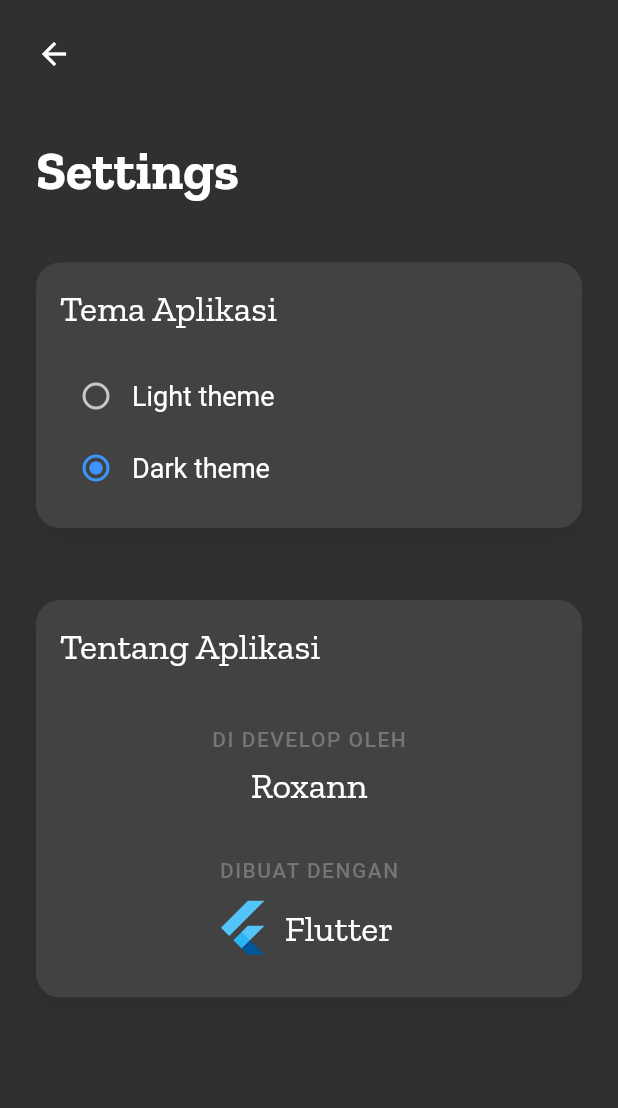
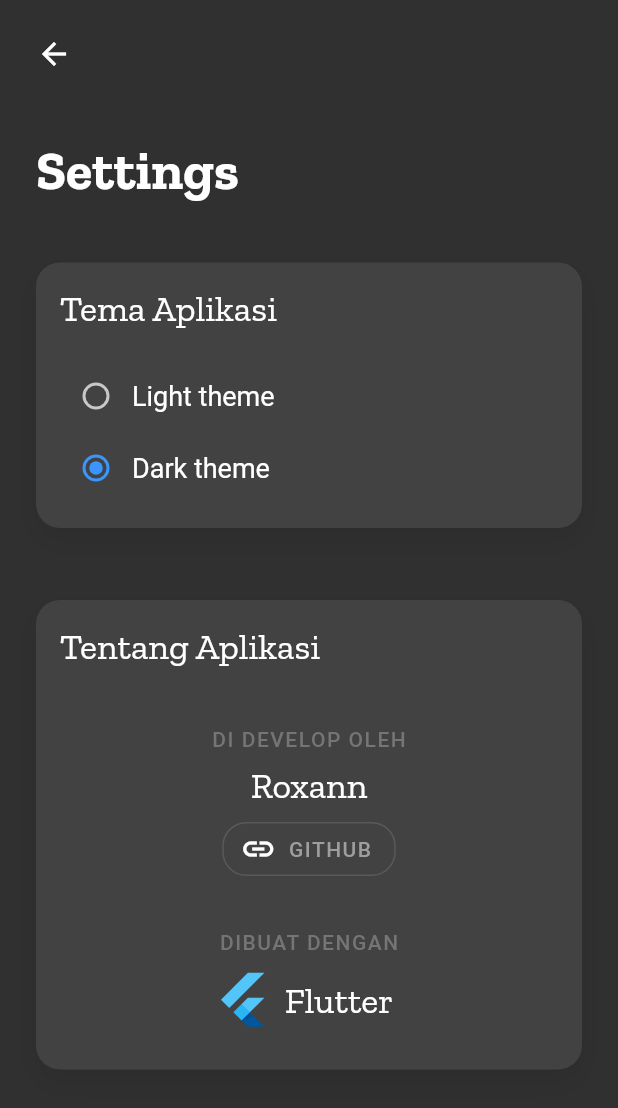
Before and after one commit to AdamRoxann/Catatanmu, a Flutter app: the SettingsPage screen opened directly, on a phone screen of 412 x 824 dp. Shown: the top 1108 px of the screen. Run offline on Flutter 3.47's test engine with Material 2 defaults, Android fonts, the phone set to English and light mode, and no system bars; our stand-ins replace outline_material_icons, share, shared_preferences, sqflite; accounts and stored records are empty; project files that could hold a hidden picture were left out.

Commit message:
Tambah Url Github

```diff
--- a/lib/screens/settings.dart
+++ b/lib/screens/settings.dart
@@ -113,20 +113,20 @@ class _SettingsPageState extends State<SettingsPage> {
                       style: TextStyle(fontFamily: 'ZillaSlab', fontSize: 24),
                     ),
                   )),
-                  // Container(
-                  //   alignment: Alignment.center,
-                  //   child: OutlineButton.icon(
-                  //     icon: Icon(OMIcons.link),
-                  //     label: Text('GITHUB',
-                  //         style: TextStyle(
-                  //             fontWeight: FontWeight.w500,
-                  //             letterSpacing: 1,
-                  //             color: Colors.grey.shade500)),
-                  //     shape: RoundedRectangleBorder(
-                  //         borderRadius: BorderRadius.circular(16)),
-                  //     onPressed: openGitHub,
-                  //   ),
-                  // ),
+                  Container(
+                    alignment: Alignment.center,
+                    child: OutlineButton.icon(
+                      icon: Icon(OMIcons.link),
+                      label: Text('GITHUB',
+                          style: TextStyle(
+                              fontWeight: FontWeight.w500,
+                              letterSpacing: 1,
+                              color: Colors.grey.shade500)),
+                      shape: RoundedRectangleBorder(
+                          borderRadius: BorderRadius.circular(16)),
+                      onPressed: openGitHub,
+                    ),
+                  ),
                   Container(
                     height: 30,
                   ),
@@ -211,6 +211,6 @@ class _SettingsPageState extends State<SettingsPage> {
   }
 
   void openGitHub() {
-    launch('https://www.github.com/roshanrahman');
+    launch('https://www.github.com/AdamRoxann');
   }
 }
```
